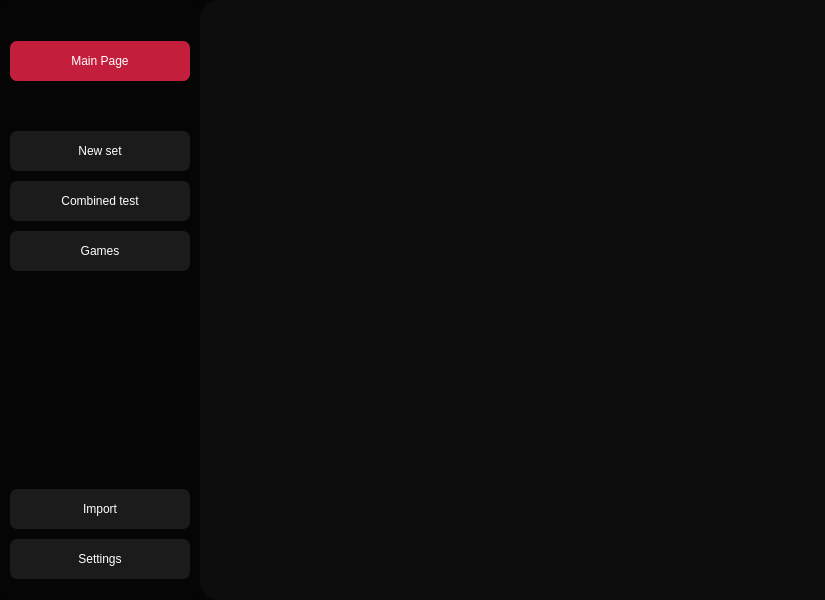
Qt form ui/reWord.ui (marzky/reWord) before a commit.
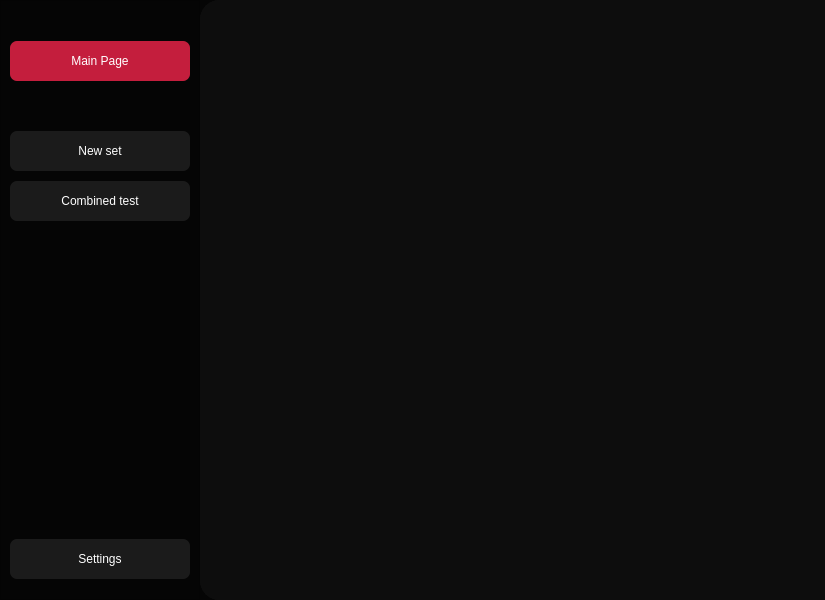
The same form after that commit.

Diff of the .ui file:
```diff
--- a/ui/reWord.ui
+++ b/ui/reWord.ui
@@ -185,35 +185,6 @@
          </property>
         </widget>
        </item>
-       <item>
-        <widget class="QPushButton" name="pushButton_3">
-         <property name="minimumSize">
-          <size>
-           <width>0</width>
-           <height>40</height>
-          </size>
-         </property>
-         <property name="styleSheet">
-          <string notr="true">QPushButton{
-background-color: #1B1B1B;
-border-radius: 7px;
-color: white;
-font: 20px &quot;Funnel Sans Light&quot;;
-}
-
-QPushButton::hover{
-background-color: #2D2D2D;
-}
-
-QPushButton::pressed{
-background-color: #1B1B1B;
-}</string>
-         </property>
-         <property name="text">
-          <string>Games</string>
-         </property>
-        </widget>
-       </item>
        <item>
         <spacer name="verticalSpacer">
          <property name="orientation">
@@ -230,35 +201,6 @@
          </property>
         </spacer>
        </item>
-       <item>
-        <widget class="QPushButton" name="pushButton_2">
-         <property name="minimumSize">
-          <size>
-           <width>160</width>
-           <height>40</height>
-          </size>
-         </property>
-         <property name="styleSheet">
-          <string notr="true">QPushButton{
-background-color: #1B1B1B;
-border-radius: 7px;
-color: white;
-font: 20px &quot;Funnel Sans Light&quot;;
-}
-
-QPushButton::hover{
-background-color: #2D2D2D;
-}
-
-QPushButton::pressed{
-background-color: #1B1B1B;
-}</string>
-         </property>
-         <property name="text">
-          <string>Import</string>
-         </property>
-        </widget>
-       </item>
        <item>
         <widget class="QPushButton" name="settingsBtn">
          <property name="minimumSize">
```
